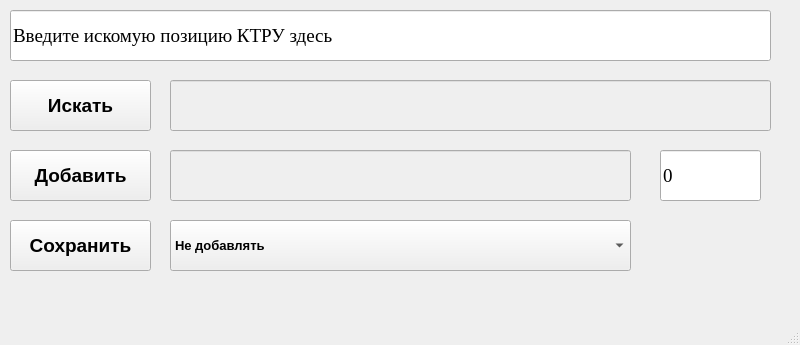
Qt form inface.ui (Vofanchik/KTRUautoField) before a commit.
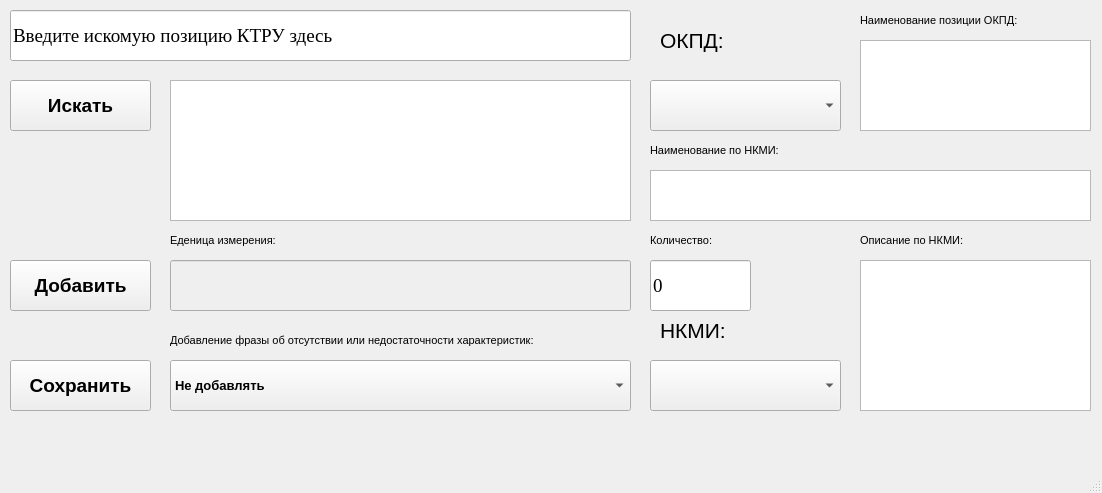
The same form after that commit.

What changed in the file:
```diff
--- a/inface.ui
+++ b/inface.ui
@@ -6,12 +6,18 @@
    <rect>
     <x>0</x>
     <y>0</y>
-    <width>800</width>
-    <height>345</height>
+    <width>1102</width>
+    <height>493</height>
    </rect>
   </property>
+  <property name="font">
+   <font>
+    <pointsize>16</pointsize>
+    <underline>true</underline>
+   </font>
+  </property>
   <property name="windowTitle">
-   <string>MainWindow</string>
+   <string>Создать ТЗ на Медицинское изделие</string>
   </property>
   <widget class="QWidget" name="centralwidget">
    <widget class="QLineEdit" name="lineEdit">
@@ -19,7 +25,7 @@
      <rect>
       <x>10</x>
       <y>10</y>
-      <width>761</width>
+      <width>621</width>
       <height>51</height>
      </rect>
     </property>
@@ -27,6 +33,7 @@
      <font>
       <family>Times New Roman</family>
       <pointsize>14</pointsize>
+      <underline>false</underline>
      </font>
     </property>
     <property name="text">
@@ -50,37 +57,18 @@
       <pointsize>14</pointsize>
       <weight>75</weight>
       <bold>true</bold>
+      <underline>false</underline>
      </font>
     </property>
     <property name="text">
      <string>Искать</string>
     </property>
    </widget>
-   <widget class="QLineEdit" name="lineEdit_2">
-    <property name="enabled">
-     <bool>false</bool>
-    </property>
-    <property name="geometry">
-     <rect>
-      <x>170</x>
-      <y>80</y>
-      <width>601</width>
-      <height>51</height>
-     </rect>
-    </property>
-    <property name="font">
-     <font>
-      <pointsize>8</pointsize>
-      <weight>75</weight>
-      <bold>true</bold>
-     </font>
-    </property>
-   </widget>
    <widget class="QPushButton" name="pushButton_2">
     <property name="geometry">
      <rect>
       <x>10</x>
-      <y>150</y>
+      <y>260</y>
       <width>141</width>
       <height>51</height>
      </rect>
@@ -90,6 +78,7 @@
       <pointsize>14</pointsize>
       <weight>75</weight>
       <bold>true</bold>
+      <underline>false</underline>
      </font>
     </property>
     <property name="text">
@@ -100,7 +89,7 @@
     <property name="geometry">
      <rect>
       <x>10</x>
-      <y>220</y>
+      <y>360</y>
       <width>141</width>
       <height>51</height>
      </rect>
@@ -110,6 +99,7 @@
       <pointsize>14</pointsize>
       <weight>75</weight>
       <bold>true</bold>
+      <underline>false</underline>
      </font>
     </property>
     <property name="text">
@@ -123,7 +113,7 @@
     <property name="geometry">
      <rect>
       <x>170</x>
-      <y>150</y>
+      <y>260</y>
       <width>461</width>
       <height>51</height>
      </rect>
@@ -133,14 +123,15 @@
       <pointsize>8</pointsize>
       <weight>75</weight>
       <bold>true</bold>
+      <underline>false</underline>
      </font>
     </property>
    </widget>
    <widget class="QLineEdit" name="lineEdit_4">
     <property name="geometry">
      <rect>
-      <x>660</x>
-      <y>150</y>
+      <x>650</x>
+      <y>260</y>
       <width>101</width>
       <height>51</height>
      </rect>
@@ -149,6 +140,7 @@
      <font>
       <family>Times New Roman</family>
       <pointsize>14</pointsize>
+      <underline>false</underline>
      </font>
     </property>
     <property name="text">
@@ -162,7 +154,7 @@
     <property name="geometry">
      <rect>
       <x>170</x>
-      <y>220</y>
+      <y>360</y>
       <width>461</width>
       <height>51</height>
      </rect>
@@ -172,6 +164,7 @@
       <pointsize>10</pointsize>
       <weight>75</weight>
       <bold>true</bold>
+      <underline>false</underline>
      </font>
     </property>
     <item>
@@ -190,16 +183,270 @@
      </property>
     </item>
    </widget>
-  </widget>
-  <widget class="QMenuBar" name="menubar">
-   <property name="geometry">
-    <rect>
-     <x>0</x>
-     <y>0</y>
-     <width>800</width>
-     <height>26</height>
-    </rect>
-   </property>
+   <widget class="QComboBox" name="comboBox_2">
+    <property name="geometry">
+     <rect>
+      <x>650</x>
+      <y>80</y>
+      <width>191</width>
+      <height>51</height>
+     </rect>
+    </property>
+    <property name="font">
+     <font>
+      <pointsize>10</pointsize>
+      <weight>75</weight>
+      <bold>true</bold>
+      <underline>false</underline>
+     </font>
+    </property>
+   </widget>
+   <widget class="QComboBox" name="comboBox_3">
+    <property name="geometry">
+     <rect>
+      <x>650</x>
+      <y>360</y>
+      <width>191</width>
+      <height>51</height>
+     </rect>
+    </property>
+    <property name="font">
+     <font>
+      <pointsize>10</pointsize>
+      <weight>75</weight>
+      <bold>true</bold>
+      <underline>false</underline>
+     </font>
+    </property>
+   </widget>
+   <widget class="QLabel" name="label">
+    <property name="geometry">
+     <rect>
+      <x>660</x>
+      <y>20</y>
+      <width>81</width>
+      <height>41</height>
+     </rect>
+    </property>
+    <property name="font">
+     <font>
+      <pointsize>16</pointsize>
+      <underline>false</underline>
+     </font>
+    </property>
+    <property name="text">
+     <string>ОКПД:</string>
+    </property>
+   </widget>
+   <widget class="QLabel" name="label_2">
+    <property name="geometry">
+     <rect>
+      <x>660</x>
+      <y>310</y>
+      <width>81</width>
+      <height>41</height>
+     </rect>
+    </property>
+    <property name="font">
+     <font>
+      <pointsize>16</pointsize>
+      <underline>false</underline>
+     </font>
+    </property>
+    <property name="text">
+     <string>НКМИ:</string>
+    </property>
+   </widget>
+   <widget class="QTextEdit" name="textEdit">
+    <property name="geometry">
+     <rect>
+      <x>860</x>
+      <y>40</y>
+      <width>231</width>
+      <height>91</height>
+     </rect>
+    </property>
+    <property name="font">
+     <font>
+      <pointsize>8</pointsize>
+      <underline>false</underline>
+     </font>
+    </property>
+    <property name="readOnly">
+     <bool>true</bool>
+    </property>
+   </widget>
+   <widget class="QTextEdit" name="textEdit_2">
+    <property name="geometry">
+     <rect>
+      <x>860</x>
+      <y>260</y>
+      <width>231</width>
+      <height>151</height>
+     </rect>
+    </property>
+    <property name="font">
+     <font>
+      <pointsize>8</pointsize>
+      <underline>false</underline>
+     </font>
+    </property>
+    <property name="readOnly">
+     <bool>true</bool>
+    </property>
+   </widget>
+   <widget class="QLabel" name="label_3">
+    <property name="geometry">
+     <rect>
+      <x>170</x>
+      <y>330</y>
+      <width>461</width>
+      <height>20</height>
+     </rect>
+    </property>
+    <property name="font">
+     <font>
+      <pointsize>8</pointsize>
+      <underline>false</underline>
+     </font>
+    </property>
+    <property name="text">
+     <string>Добавление фразы об отсутствии или недостаточности характеристик:</string>
+    </property>
+   </widget>
+   <widget class="QTextEdit" name="textEdit_3">
+    <property name="geometry">
+     <rect>
+      <x>650</x>
+      <y>170</y>
+      <width>441</width>
+      <height>51</height>
+     </rect>
+    </property>
+    <property name="font">
+     <font>
+      <pointsize>8</pointsize>
+      <underline>false</underline>
+     </font>
+    </property>
+    <property name="readOnly">
+     <bool>true</bool>
+    </property>
+   </widget>
+   <widget class="QLabel" name="label_4">
+    <property name="geometry">
+     <rect>
+      <x>170</x>
+      <y>230</y>
+      <width>461</width>
+      <height>20</height>
+     </rect>
+    </property>
+    <property name="font">
+     <font>
+      <pointsize>8</pointsize>
+      <underline>false</underline>
+     </font>
+    </property>
+    <property name="text">
+     <string>Еденица измерения:</string>
+    </property>
+   </widget>
+   <widget class="QLabel" name="label_5">
+    <property name="geometry">
+     <rect>
+      <x>650</x>
+      <y>230</y>
+      <width>191</width>
+      <height>20</height>
+     </rect>
+    </property>
+    <property name="font">
+     <font>
+      <pointsize>8</pointsize>
+      <underline>false</underline>
+     </font>
+    </property>
+    <property name="text">
+     <string>Количество:</string>
+    </property>
+   </widget>
+   <widget class="QLabel" name="label_6">
+    <property name="geometry">
+     <rect>
+      <x>650</x>
+      <y>140</y>
+      <width>441</width>
+      <height>20</height>
+     </rect>
+    </property>
+    <property name="font">
+     <font>
+      <pointsize>8</pointsize>
+      <underline>false</underline>
+     </font>
+    </property>
+    <property name="text">
+     <string>Наименование по НКМИ:</string>
+    </property>
+   </widget>
+   <widget class="QLabel" name="label_7">
+    <property name="geometry">
+     <rect>
+      <x>860</x>
+      <y>230</y>
+      <width>191</width>
+      <height>20</height>
+     </rect>
+    </property>
+    <property name="font">
+     <font>
+      <pointsize>8</pointsize>
+      <underline>false</underline>
+     </font>
+    </property>
+    <property name="text">
+     <string>Описание по НКМИ:</string>
+    </property>
+   </widget>
+   <widget class="QLabel" name="label_8">
+    <property name="geometry">
+     <rect>
+      <x>860</x>
+      <y>10</y>
+      <width>191</width>
+      <height>20</height>
+     </rect>
+    </property>
+    <property name="font">
+     <font>
+      <pointsize>8</pointsize>
+      <underline>false</underline>
+     </font>
+    </property>
+    <property name="text">
+     <string>Наименование позиции ОКПД:</string>
+    </property>
+   </widget>
+   <widget class="QTextEdit" name="textEdit_4">
+    <property name="geometry">
+     <rect>
+      <x>170</x>
+      <y>80</y>
+      <width>461</width>
+      <height>141</height>
+     </rect>
+    </property>
+    <property name="font">
+     <font>
+      <pointsize>8</pointsize>
+      <underline>false</underline>
+     </font>
+    </property>
+    <property name="readOnly">
+     <bool>true</bool>
+    </property>
+   </widget>
   </widget>
   <widget class="QStatusBar" name="statusbar"/>
  </widget>
```
